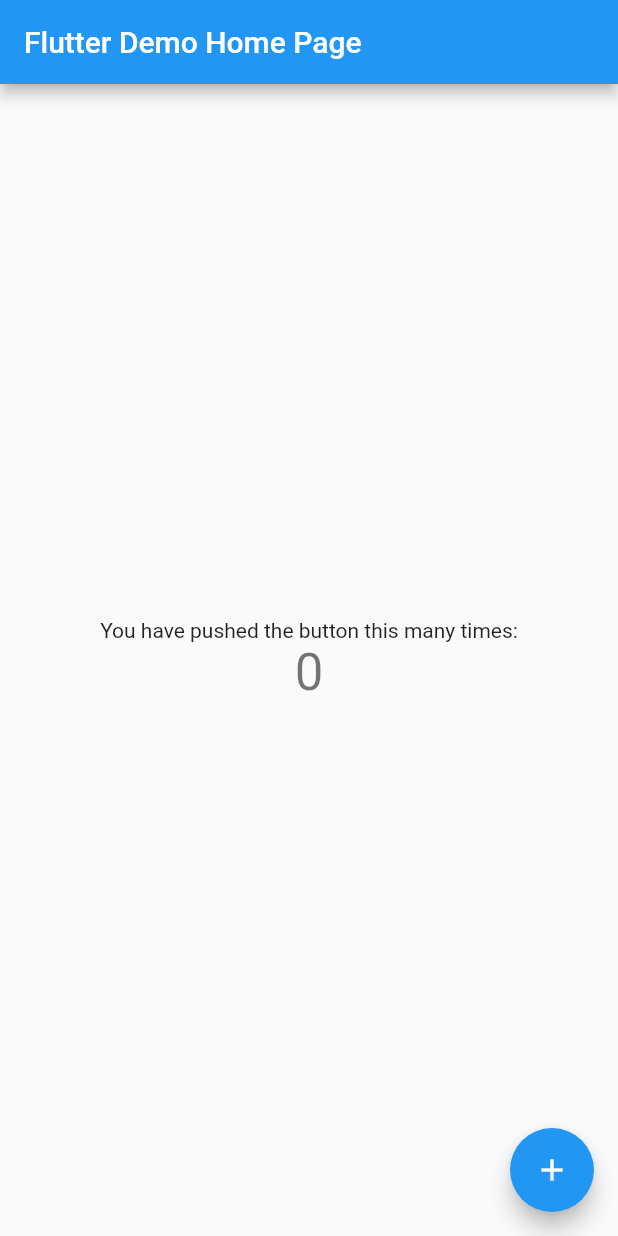
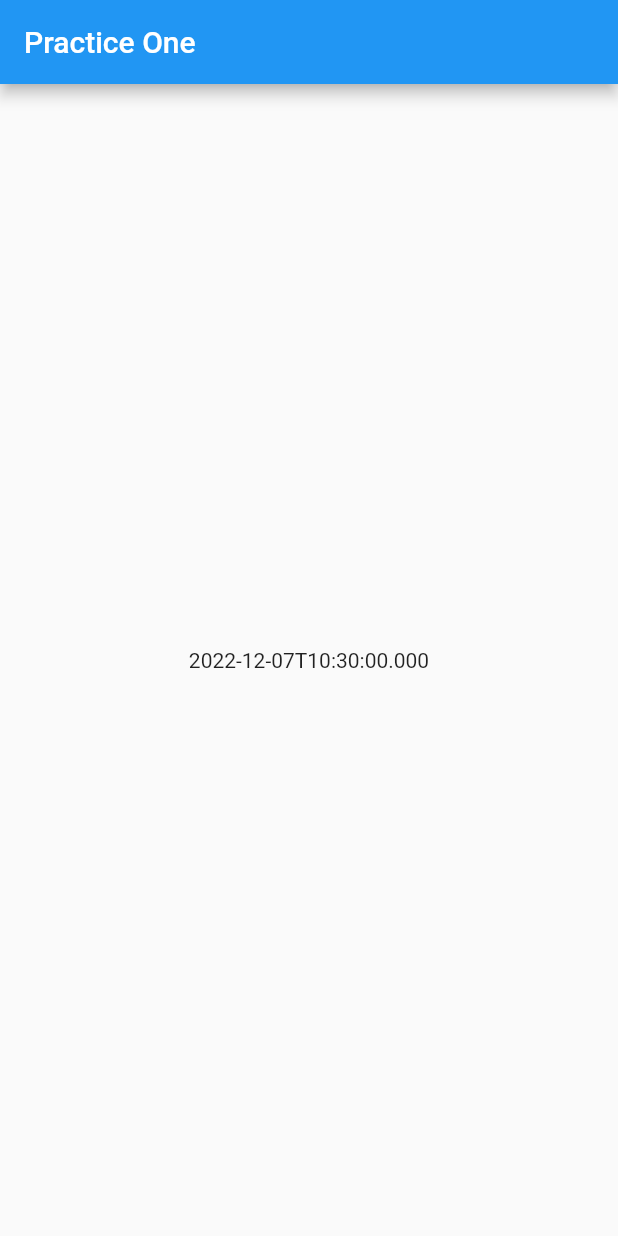
Before and after one commit to shrijalshr/riverpod_prac, a Flutter app: the screen it shows after launch, on a phone screen of 412 x 824 dp. Run offline on Flutter 3.47's test engine with Material 2 defaults, Android fonts, the light colour scheme and no system bars; our stand-ins replace hooks_riverpod.

Commit message:
practice one complete

```diff
--- a/lib/main.dart
+++ b/lib/main.dart
@@ -1,7 +1,8 @@
 import 'package:flutter/material.dart';
+import 'package:hooks_riverpod/hooks_riverpod.dart';
 
 void main() {
-  runApp(const MyApp());
+  runApp(const ProviderScope(child: MyApp()));
 }
 
 class MyApp extends StatelessWidget {
@@ -10,106 +11,29 @@
   // This widget is the root of your application.
   @override
   Widget build(BuildContext context) {
-    return MaterialApp(
-      title: 'Flutter Demo',
-      theme: ThemeData(
-        // This is the theme of your application.
-        //
-        // Try running your application with "flutter run". You'll see the
-        // application has a blue toolbar. Then, without quitting the app, try
-        // changing the primarySwatch below to Colors.green and then invoke
-        // "hot reload" (press "r" in the console where you ran "flutter run",
-        // or simply save your changes to "hot reload" in a Flutter IDE).
-        // Notice that the counter didn't reset back to zero; the application
-        // is not restarted.
-        primarySwatch: Colors.blue,
-      ),
-      home: const MyHomePage(title: 'Flutter Demo Home Page'),
+    return const MaterialApp(
+      title: 'Practice One',
+      debugShowCheckedModeBanner: false,
+      home: Homepage(),
     );
   }
 }
 
-class MyHomePage extends StatefulWidget {
-  const MyHomePage({super.key, required this.title});
+final currentData = Provider<DateTime>((ref) => DateTime.now());
 
-  // This widget is the home page of your application. It is stateful, meaning
-  // that it has a State object (defined below) that contains fields that affect
-  // how it looks.
-
-  // This class is the configuration for the state. It holds the values (in this
-  // case the title) provided by the parent (in this case the App widget) and
-  // used by the build method of the State. Fields in a Widget subclass are
-  // always marked "final".
-
-  final String title;
+class Homepage extends ConsumerWidget {
+  const Homepage({super.key});
 
   @override
-  State<MyHomePage> createState() => _MyHomePageState();
-}
-
-class _MyHomePageState extends State<MyHomePage> {
-  int _counter = 0;
-
-  void _incrementCounter() {
-    setState(() {
-      // This call to setState tells the Flutter framework that something has
-      // changed in this State, which causes it to rerun the build method below
-      // so that the display can reflect the updated values. If we changed
-      // _counter without calling setState(), then the build method would not be
-      // called again, and so nothing would appear to happen.
-      _counter++;
-    });
-  }
-
-  @override
-  Widget build(BuildContext context) {
-    // This method is rerun every time setState is called, for instance as done
-    // by the _incrementCounter method above.
-    //
-    // The Flutter framework has been optimized to make rerunning build methods
-    // fast, so that you can just rebuild anything that needs updating rather
-    // than having to individually change instances of widgets.
+  Widget build(BuildContext context, WidgetRef ref) {
+    final date = ref.watch(currentData);
     return Scaffold(
       appBar: AppBar(
-        // Here we take the value from the MyHomePage object that was created by
-        // the App.build method, and use it to set our appbar title.
-        title: Text(widget.title),
+        title: const Text("Practice One"),
       ),
       body: Center(
-        // Center is a layout widget. It takes a single child and positions it
-        // in the middle of the parent.
-        child: Column(
-          // Column is also a layout widget. It takes a list of children and
-          // arranges them vertically. By default, it sizes itself to fit its
-          // children horizontally, and tries to be as tall as its parent.
-          //
-          // Invoke "debug painting" (press "p" in the console, choose the
-          // "Toggle Debug Paint" action from the Flutter Inspector in Android
-          // Studio, or the "Toggle Debug Paint" command in Visual Studio Code)
-          // to see the wireframe for each widget.
-          //
-          // Column has various properties to control how it sizes itself and
-          // how it positions its children. Here we use mainAxisAlignment to
-          // center the children vertically; the main axis here is the vertical
-          // axis because Columns are vertical (the cross axis would be
-          // horizontal).
-          mainAxisAlignment: MainAxisAlignment.center,
-          children: <Widget>[
-            const Text(
-              'You have pushed the button this many times:',
-            ),
-            Text(
-              '$_counter',
-              style: Theme.of(context).textTheme.headline4,
-            ),
-          ],
-        ),
+        child: Text(date.toIso8601String()),
       ),
-      floatingActionButton: FloatingActionButton(
-        onPressed: _incrementCounter,
-        tooltip: 'Increment',
-        child: const Icon(Icons.add),
-      ), // This trailing comma makes auto-formatting nicer for build methods.
     );
   }
 }
```
